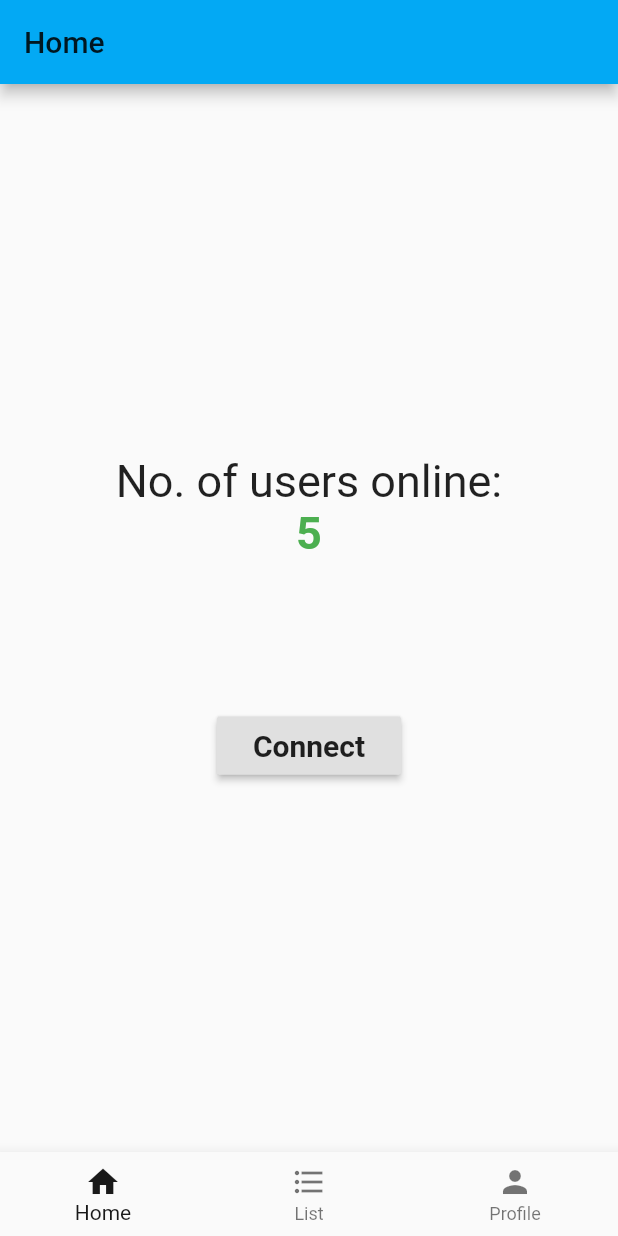
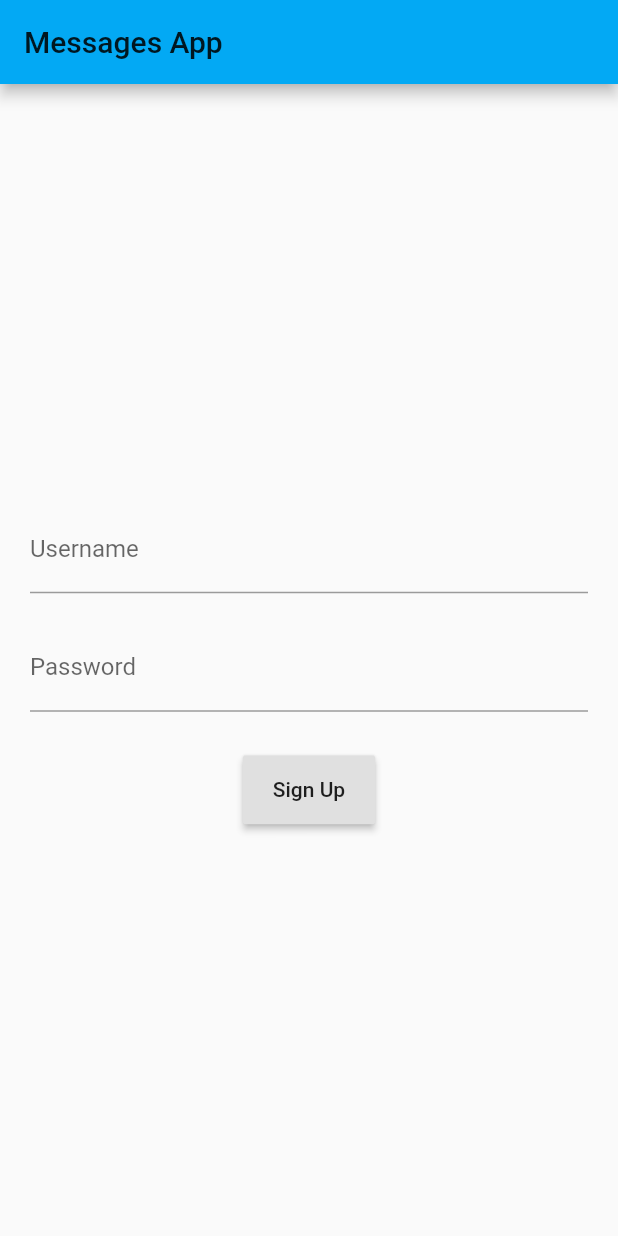
Before and after one commit to naveennaidu/message_app, a Flutter app: the screen it shows after launch, on a phone screen of 412 x 824 dp. Run offline on Flutter 3.47's test engine with Material 2 defaults, Android fonts, the phone set to English and light mode, and no system bars; missing offline and left inert: avatar_letter.

Commit message:
added signup page and it's logic

```diff
--- /dev/null
+++ b/lib/authentication_service.dart
@@ -0,0 +1,14 @@
+import 'dart:io';
+import 'package:http/http.dart' as http;
+import 'dart:async';
+
+class AuthenticationService {
+
+  Future<bool> authenticate(String username, String password) async {
+    String url = "http://messageapp.free.beeceptor.com/signup?username=$username&password=$password";
+    http.Response response = await http.post(url);
+    print(response.body);
+    return response.statusCode == HttpStatus.ok;
+  }
+
+}
--- /dev/null
+++ b/lib/authetication_state.dart
@@ -0,0 +1,11 @@
+class AuthenticationState {
+  final bool authenticated;
+
+  AuthenticationState.initial({this.authenticated = false});
+
+  AuthenticationState.authenticated({this.authenticated = true});
+
+  AuthenticationState.failed({this.authenticated = false});
+
+  AuthenticationState.signedOut({this.authenticated = false});
+}
--- a/lib/main.dart
+++ b/lib/main.dart
@@ -1,4 +1,6 @@
 import 'package:flutter/material.dart';
+import 'package:message_app/pages/builder_page.dart';
+import 'package:message_app/pages/signup_page.dart';
 
 import 'pages/home_page.dart';
 import 'pages/chatting_page.dart';
@@ -10,10 +12,12 @@ class MyApp extends StatelessWidget {
   Widget build(BuildContext context) {
     return MaterialApp(
       title: 'Message App',
-      initialRoute: HomePage.routeName,
+      initialRoute: BuilderPage.routeName,
       routes: {
         HomePage.routeName : (context) => HomePage(),
         ChattingPage.routeName : (context) => ChattingPage(),
+        SignupPage.routeName : (context) => SignupPage(),
+        BuilderPage.routeName : (context) => BuilderPage(),
       },
       theme: ThemeData(
         primarySwatch: Colors.lightBlue,
--- /dev/null
+++ b/lib/pages/builder_page.dart
@@ -0,0 +1,33 @@
+import 'dart:async';
+
+import 'package:flutter/material.dart';
+import 'package:message_app/authetication_state.dart';
+import 'package:message_app/pages/home_page.dart';
+import 'package:message_app/pages/signup_page.dart';
+
+class BuilderPage extends StatelessWidget{
+  static const String routeName = 'Builder';
+  final StreamController<AuthenticationState> _streamController = new StreamController<AuthenticationState>();
+
+  Widget buildUi(BuildContext context, AuthenticationState s) {
+    if (s.authenticated) {
+      return HomePage();
+    } else {
+      return SignupPage(streamController: _streamController);
+    }
+  }
+
+  @override
+  Widget build(BuildContext context) {
+    // TODO: implement build
+    return new StreamBuilder<AuthenticationState>(
+        stream: _streamController.stream,
+        initialData: new AuthenticationState.initial(),
+        builder: (BuildContext context,
+            AsyncSnapshot<AuthenticationState> snapshot) {
+          final state = snapshot.data;
+          return buildUi(context, state);
+        });
+  }
+
+}
--- /dev/null
+++ b/lib/pages/signup_page.dart
@@ -0,0 +1,104 @@
+import 'dart:async';
+
+import 'package:flutter/material.dart';
+import 'package:message_app/authentication_service.dart';
+import 'package:message_app/authetication_state.dart';
+import 'package:message_app/pages/home_page.dart';
+
+class SignupPage extends StatefulWidget {
+  static const String routeName = 'Signup';
+  final StreamController<AuthenticationState> streamController;
+  SignupPage({Key key, @required this.streamController}) : super(key: key);
+
+  @override
+  _SignupPageState createState() => _SignupPageState();
+}
+
+class _SignupPageState extends State<SignupPage> {
+  final _formKey = GlobalKey<FormState>();
+  final _usernameController = TextEditingController();
+  final _passwordController = TextEditingController();
+  AuthenticationService _authenticationService = new AuthenticationService();
+
+  @override
+  Widget build(BuildContext context) {
+    final emailField = Padding(
+      padding: const EdgeInsets.fromLTRB(20.0, 15.0, 20.0, 10.0),
+      child: TextFormField(
+        decoration: InputDecoration(
+          labelText: "Username",
+        ),
+        validator: (value) {
+          if (value.isEmpty) {
+            return 'Please enter your username';
+          }
+          return null;
+        },
+        controller: _usernameController,
+      ),
+    );
+
+    final passwordField = Padding(
+      padding: const EdgeInsets.fromLTRB(20.0, 10.0, 20.0, 20.0),
+      child: TextFormField(
+        obscureText: true,
+        decoration: InputDecoration(
+          labelText: "Password",
+        ),
+        validator: (value) {
+          if (value.isEmpty) {
+            return 'Please enter your password';
+          }
+          return null;
+        },
+        controller: _passwordController,
+      ),
+    );
+
+    final signupButton = Padding(
+      padding: const EdgeInsets.all(8.0),
+      child: RaisedButton(
+        padding: EdgeInsets.fromLTRB(20.0, 15.0, 20.0, 15.0),
+        onPressed: () async {
+          if (_formKey.currentState.validate()) {
+            widget.streamController.add(AuthenticationState.authenticated());
+            var result =
+            await _authenticationService.authenticate(_usernameController.text, _passwordController.text);
+            print(result);
+            if (result) {
+              print("go to home");
+              widget.streamController.add(AuthenticationState.authenticated());
+              Navigator.pushReplacementNamed(context, HomePage.routeName);
+            }
+            else {
+              widget.streamController.add(AuthenticationState.failed());
+              Scaffold
+                  .of(context)
+                  .showSnackBar(SnackBar(content: Text('Sign Up Failed! Please try again')));
+            }
+
+          }
+        },
+        child: Text(
+          "Sign Up",
+        ),
+      ),
+    );
+    return Scaffold(
+        appBar: AppBar(
+          title: Text("Messages App"),
+        ),
+        body: Form(
+          key: _formKey,
+          child: Column(
+            crossAxisAlignment: CrossAxisAlignment.center,
+            mainAxisAlignment: MainAxisAlignment.center,
+            children: <Widget>[
+              emailField,
+              passwordField,
+              signupButton,
+            ],
+          ),
+        ));
+  }
+}
--- a/pubspec.yaml
+++ b/pubspec.yaml
@@ -27,6 +27,7 @@ dependencies:
   bubble: ^1.1.9+1
   http: ^0.12.0+2
   avatar_letter: ^1.0.1
+  shared_preferences: ^0.5.6
 
 dev_dependencies:
   flutter_test:
```
Also changed, not shown: lib/widgets/profile_widget.dart (+9 -19 lines), pubspec.lock, 1 other file.
